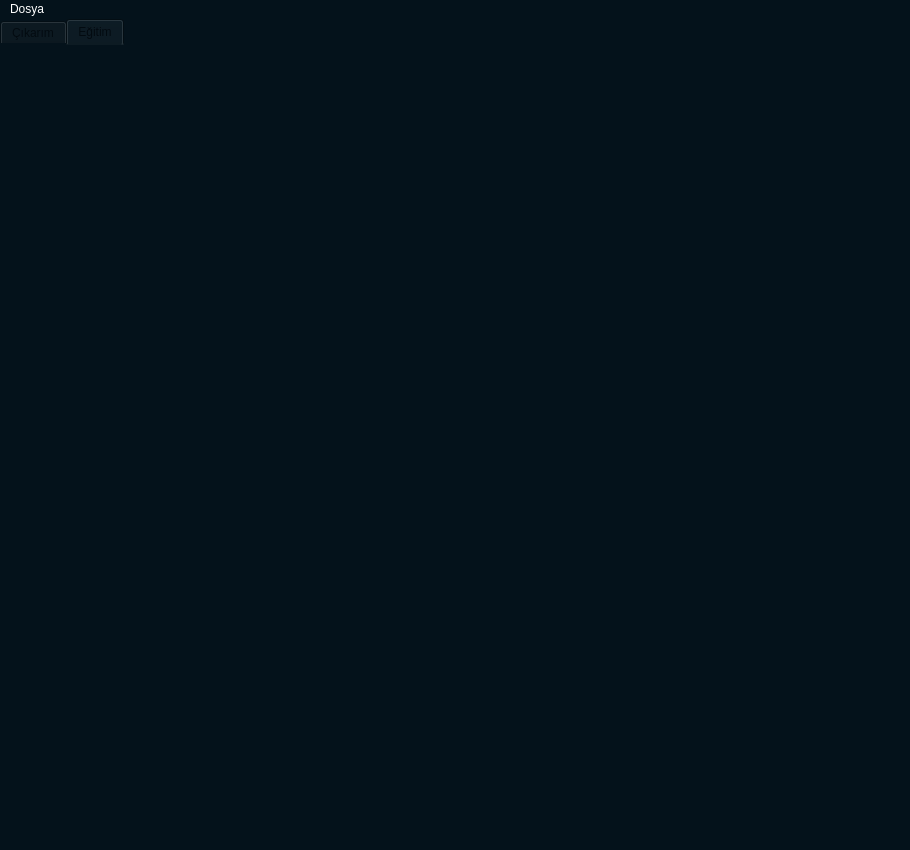
First picture: the form in ui/den.ui, repository Efekanw/DeepFake-Detection, before the edit.
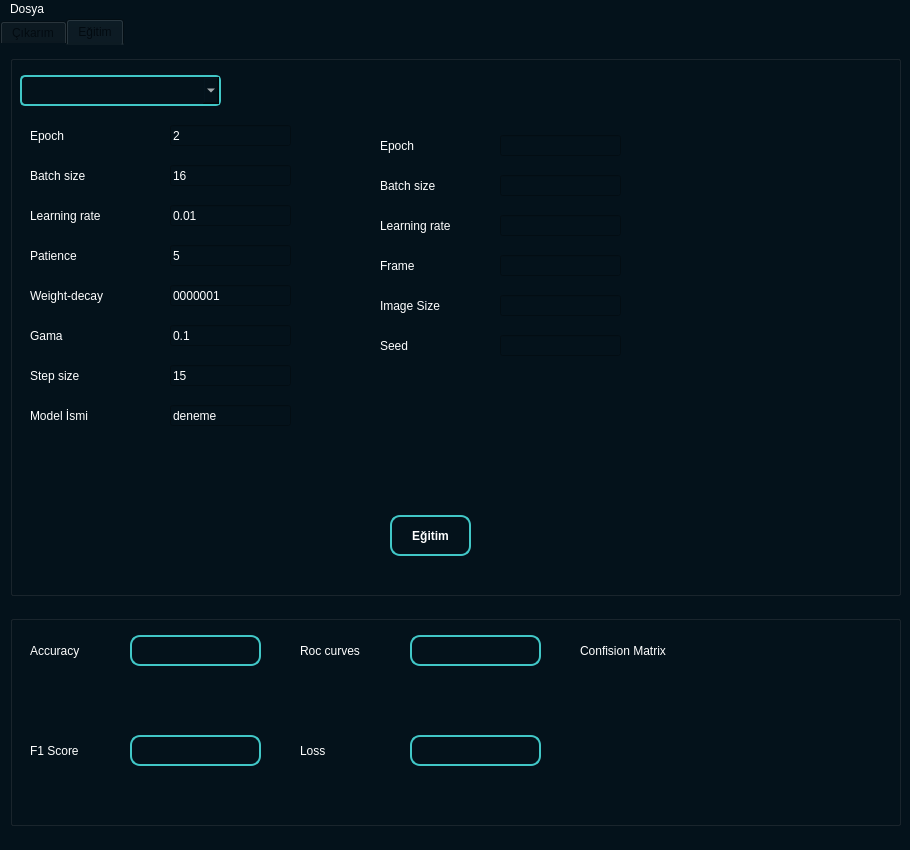
Second picture: the form after the edit. The open tabs and pages were chosen to show the change.

Commit message: Eğitim sekmesi eklendi

```diff
--- a/ui/den.ui
+++ b/ui/den.ui
@@ -647,6 +647,738 @@
      <attribute name="title">
       <string>Eğitim</string>
      </attribute>
+     <widget class="QGroupBox" name="groupBox">
+      <property name="geometry">
+       <rect>
+        <x>10</x>
+        <y>10</y>
+        <width>891</width>
+        <height>541</height>
+       </rect>
+      </property>
+      <property name="title">
+       <string/>
+      </property>
+      <widget class="QLabel" name="labelEpochViT">
+       <property name="geometry">
+        <rect>
+         <x>20</x>
+         <y>70</y>
+         <width>91</width>
+         <height>21</height>
+        </rect>
+       </property>
+       <property name="styleSheet">
+        <string notr="true">color: rgb(255, 255, 255);</string>
+       </property>
+       <property name="text">
+        <string>Epoch</string>
+       </property>
+      </widget>
+      <widget class="QLabel" name="labelPatienceViT">
+       <property name="geometry">
+        <rect>
+         <x>20</x>
+         <y>190</y>
+         <width>121</width>
+         <height>21</height>
+        </rect>
+       </property>
+       <property name="styleSheet">
+        <string notr="true">color: rgb(255, 255, 255);</string>
+       </property>
+       <property name="text">
+        <string>Patience</string>
+       </property>
+      </widget>
+      <widget class="QComboBox" name="comboBoxModels">
+       <property name="geometry">
+        <rect>
+         <x>10</x>
+         <y>20</y>
+         <width>201</width>
+         <height>31</height>
+        </rect>
+       </property>
+       <property name="styleSheet">
+        <string notr="true">color: rgb(255, 255, 255);
+border: 2px solid;
+padding: 5px;
+border-radius: 5px;
+opacity: 200;
+border-color: rgb(65, 199, 199);</string>
+       </property>
+       <property name="currentText">
+        <string notr="true" comment="Model seç" extracomment="Model seç"/>
+       </property>
+       <item>
+        <property name="text">
+         <string/>
+        </property>
+       </item>
+       <item>
+        <property name="text">
+         <string>Conv. Cross ViT EfficientNet B0</string>
+        </property>
+       </item>
+       <item>
+        <property name="text">
+         <string>Selim EfficientNet B7</string>
+        </property>
+       </item>
+      </widget>
+      <widget class="QPushButton" name="pushButtonEgitim">
+       <property name="geometry">
+        <rect>
+         <x>380</x>
+         <y>460</y>
+         <width>81</width>
+         <height>41</height>
+        </rect>
+       </property>
+       <property name="font">
+        <font>
+         <weight>75</weight>
+         <bold>true</bold>
+        </font>
+       </property>
+       <property name="cursor">
+        <cursorShape>PointingHandCursor</cursorShape>
+       </property>
+       <property name="styleSheet">
+        <string notr="true">color: rgb(255, 255, 255);
+border: 2px solid;
+padding: 5px;
+border-radius: 10px;
+opacity: 200;
+border-color: rgb(65, 199, 199);</string>
+       </property>
+       <property name="text">
+        <string>Eğitim</string>
+       </property>
+      </widget>
+      <widget class="QLabel" name="labelSeedSelim">
+       <property name="geometry">
+        <rect>
+         <x>370</x>
+         <y>280</y>
+         <width>91</width>
+         <height>21</height>
+        </rect>
+       </property>
+       <property name="styleSheet">
+        <string notr="true">color: rgb(255, 255, 255);</string>
+       </property>
+       <property name="text">
+        <string>Seed</string>
+       </property>
+      </widget>
+      <widget class="QLabel" name="labelBatchViT">
+       <property name="geometry">
+        <rect>
+         <x>20</x>
+         <y>110</y>
+         <width>131</width>
+         <height>21</height>
+        </rect>
+       </property>
+       <property name="styleSheet">
+        <string notr="true">color: rgb(255, 255, 255);</string>
+       </property>
+       <property name="text">
+        <string>Batch size</string>
+       </property>
+      </widget>
+      <widget class="QLabel" name="labelImageSizeSelim">
+       <property name="geometry">
+        <rect>
+         <x>370</x>
+         <y>240</y>
+         <width>91</width>
+         <height>21</height>
+        </rect>
+       </property>
+       <property name="styleSheet">
+        <string notr="true">color: rgb(255, 255, 255);</string>
+       </property>
+       <property name="text">
+        <string>Image Size</string>
+       </property>
+      </widget>
+      <widget class="QLabel" name="labelLearningRateViT">
+       <property name="geometry">
+        <rect>
+         <x>20</x>
+         <y>150</y>
+         <width>131</width>
+         <height>21</height>
+        </rect>
+       </property>
+       <property name="styleSheet">
+        <string notr="true">color: rgb(255, 255, 255);</string>
+       </property>
+       <property name="text">
+        <string>Learning rate</string>
+       </property>
+      </widget>
+      <widget class="QLabel" name="labelWeightDecayViT">
+       <property name="geometry">
+        <rect>
+         <x>20</x>
+         <y>230</y>
+         <width>131</width>
+         <height>21</height>
+        </rect>
+       </property>
+       <property name="styleSheet">
+        <string notr="true">color: rgb(255, 255, 255);</string>
+       </property>
+       <property name="text">
+        <string>Weight-decay</string>
+       </property>
+      </widget>
+      <widget class="QLabel" name="labelGamaViT">
+       <property name="geometry">
+        <rect>
+         <x>20</x>
+         <y>270</y>
+         <width>131</width>
+         <height>21</height>
+        </rect>
+       </property>
+       <property name="styleSheet">
+        <string notr="true">color: rgb(255, 255, 255);</string>
+       </property>
+       <property name="text">
+        <string>Gama</string>
+       </property>
+      </widget>
+      <widget class="QLabel" name="labelStepSizeViT">
+       <property name="geometry">
+        <rect>
+         <x>20</x>
+         <y>310</y>
+         <width>131</width>
+         <height>21</height>
+        </rect>
+       </property>
+       <property name="styleSheet">
+        <string notr="true">color: rgb(255, 255, 255);</string>
+       </property>
+       <property name="text">
+        <string>Step size</string>
+       </property>
+      </widget>
+      <widget class="QLabel" name="labelBatchSelim">
+       <property name="geometry">
+        <rect>
+         <x>370</x>
+         <y>120</y>
+         <width>91</width>
+         <height>21</height>
+        </rect>
+       </property>
+       <property name="styleSheet">
+        <string notr="true">color: rgb(255, 255, 255);</string>
+       </property>
+       <property name="text">
+        <string>Batch size</string>
+       </property>
+      </widget>
+      <widget class="QLabel" name="labelEpochSelim">
+       <property name="geometry">
+        <rect>
+         <x>370</x>
+         <y>80</y>
+         <width>91</width>
+         <height>21</height>
+        </rect>
+       </property>
+       <property name="styleSheet">
+        <string notr="true">color: rgb(255, 255, 255);</string>
+       </property>
+       <property name="text">
+        <string>Epoch</string>
+       </property>
+      </widget>
+      <widget class="QLabel" name="labelLearningRateSelim">
+       <property name="geometry">
+        <rect>
+         <x>370</x>
+         <y>160</y>
+         <width>91</width>
+         <height>21</height>
+        </rect>
+       </property>
+       <property name="styleSheet">
+        <string notr="true">color: rgb(255, 255, 255);</string>
+       </property>
+       <property name="text">
+        <string>Learning rate</string>
+       </property>
+      </widget>
+      <widget class="QLabel" name="labelFrameSelim">
+       <property name="geometry">
+        <rect>
+         <x>370</x>
+         <y>200</y>
+         <width>91</width>
+         <height>21</height>
+        </rect>
+       </property>
+       <property name="styleSheet">
+        <string notr="true">color: rgb(255, 255, 255);</string>
+       </property>
+       <property name="text">
+        <string>Frame</string>
+       </property>
+      </widget>
+      <widget class="QLineEdit" name="lineEditEpochViT">
+       <property name="geometry">
+        <rect>
+         <x>160</x>
+         <y>70</y>
+         <width>121</width>
+         <height>21</height>
+        </rect>
+       </property>
+       <property name="styleSheet">
+        <string notr="true">color: rgb(255, 255, 255);
+</string>
+       </property>
+       <property name="text">
+        <string>2</string>
+       </property>
+      </widget>
+      <widget class="QLineEdit" name="lineEditPatienceViT">
+       <property name="geometry">
+        <rect>
+         <x>160</x>
+         <y>190</y>
+         <width>121</width>
+         <height>21</height>
+        </rect>
+       </property>
+       <property name="styleSheet">
+        <string notr="true">color: rgb(255, 255, 255);
+</string>
+       </property>
+       <property name="text">
+        <string>5</string>
+       </property>
+      </widget>
+      <widget class="QLineEdit" name="lineEditBatchViT">
+       <property name="geometry">
+        <rect>
+         <x>160</x>
+         <y>110</y>
+         <width>121</width>
+         <height>21</height>
+        </rect>
+       </property>
+       <property name="styleSheet">
+        <string notr="true">color: rgb(255, 255, 255);
+</string>
+       </property>
+       <property name="text">
+        <string>16</string>
+       </property>
+      </widget>
+      <widget class="QLineEdit" name="lineEditLearningRateViT">
+       <property name="geometry">
+        <rect>
+         <x>160</x>
+         <y>150</y>
+         <width>121</width>
+         <height>21</height>
+        </rect>
+       </property>
+       <property name="styleSheet">
+        <string notr="true">color: rgb(255, 255, 255);
+</string>
+       </property>
+       <property name="text">
+        <string>0.01</string>
+       </property>
+      </widget>
+      <widget class="QLineEdit" name="lineEditWeightDecayViT">
+       <property name="geometry">
+        <rect>
+         <x>160</x>
+         <y>230</y>
+         <width>121</width>
+         <height>21</height>
+        </rect>
+       </property>
+       <property name="styleSheet">
+        <string notr="true">color: rgb(255, 255, 255);
+</string>
+       </property>
+       <property name="text">
+        <string>0000001</string>
+       </property>
+      </widget>
+      <widget class="QLineEdit" name="lineEditGamaViT">
+       <property name="geometry">
+        <rect>
+         <x>160</x>
+         <y>270</y>
+         <width>121</width>
+         <height>21</height>
+        </rect>
+       </property>
+       <property name="styleSheet">
+        <string notr="true">color: rgb(255, 255, 255);
+</string>
+       </property>
+       <property name="text">
+        <string>0.1</string>
+       </property>
+      </widget>
+      <widget class="QLineEdit" name="lineEditStepSizeViT">
+       <property name="geometry">
+        <rect>
+         <x>160</x>
+         <y>310</y>
+         <width>121</width>
+         <height>21</height>
+        </rect>
+       </property>
+       <property name="styleSheet">
+        <string notr="true">color: rgb(255, 255, 255);
+</string>
+       </property>
+       <property name="text">
+        <string>15</string>
+       </property>
+      </widget>
+      <widget class="QLineEdit" name="lineEditSeedSelim">
+       <property name="geometry">
+        <rect>
+         <x>490</x>
+         <y>280</y>
+         <width>121</width>
+         <height>21</height>
+        </rect>
+       </property>
+       <property name="styleSheet">
+        <string notr="true">color: rgb(255, 255, 255);
+</string>
+       </property>
+      </widget>
+      <widget class="QLineEdit" name="lineEditBatchSelim">
+       <property name="geometry">
+        <rect>
+         <x>490</x>
+         <y>120</y>
+         <width>121</width>
+         <height>21</height>
+        </rect>
+       </property>
+       <property name="styleSheet">
+        <string notr="true">color: rgb(255, 255, 255);
+</string>
+       </property>
+      </widget>
+      <widget class="QLineEdit" name="lineEditImageSizeSelim">
+       <property name="geometry">
+        <rect>
+         <x>490</x>
+         <y>240</y>
+         <width>121</width>
+         <height>21</height>
+        </rect>
+       </property>
+       <property name="styleSheet">
+        <string notr="true">color: rgb(255, 255, 255);
+</string>
+       </property>
+      </widget>
+      <widget class="QLineEdit" name="lineEditEpochSelim">
+       <property name="geometry">
+        <rect>
+         <x>490</x>
+         <y>80</y>
+         <width>121</width>
+         <height>21</height>
+        </rect>
+       </property>
+       <property name="styleSheet">
+        <string notr="true">color: rgb(255, 255, 255);
+</string>
+       </property>
+      </widget>
+      <widget class="QLineEdit" name="lineEditFrameSelim">
+       <property name="geometry">
+        <rect>
+         <x>490</x>
+         <y>200</y>
+         <width>121</width>
+         <height>21</height>
+        </rect>
+       </property>
+       <property name="styleSheet">
+        <string notr="true">color: rgb(255, 255, 255);
+</string>
+       </property>
+      </widget>
+      <widget class="QLineEdit" name="lineEditLearningRateSelim">
+       <property name="geometry">
+        <rect>
+         <x>490</x>
+         <y>160</y>
+         <width>121</width>
+         <height>21</height>
+        </rect>
+       </property>
+       <property name="styleSheet">
+        <string notr="true">color: rgb(255, 255, 255);
+</string>
+       </property>
+      </widget>
+      <widget class="QLabel" name="labelModelName">
+       <property name="geometry">
+        <rect>
+         <x>20</x>
+         <y>350</y>
+         <width>131</width>
+         <height>21</height>
+        </rect>
+       </property>
+       <property name="styleSheet">
+        <string notr="true">color: rgb(255, 255, 255);</string>
+       </property>
+       <property name="text">
+        <string>Model İsmi</string>
+       </property>
+      </widget>
+      <widget class="QLineEdit" name="lineEditModelName">
+       <property name="geometry">
+        <rect>
+         <x>160</x>
+         <y>350</y>
+         <width>121</width>
+         <height>21</height>
+        </rect>
+       </property>
+       <property name="styleSheet">
+        <string notr="true">color: rgb(255, 255, 255);
+</string>
+       </property>
+       <property name="text">
+        <string>deneme</string>
+       </property>
+      </widget>
+     </widget>
+     <widget class="QGroupBox" name="groupBox_2">
+      <property name="geometry">
+       <rect>
+        <x>10</x>
+        <y>570</y>
+        <width>891</width>
+        <height>211</height>
+       </rect>
+      </property>
+      <property name="title">
+       <string/>
+      </property>
+      <widget class="QLabel" name="labelAccuracy">
+       <property name="geometry">
+        <rect>
+         <x>20</x>
+         <y>20</y>
+         <width>91</width>
+         <height>31</height>
+        </rect>
+       </property>
+       <property name="styleSheet">
+        <string notr="true">color: rgb(255, 255, 255);</string>
+       </property>
+       <property name="text">
+        <string>Accuracy</string>
+       </property>
+      </widget>
+      <widget class="QLabel" name="labelF1Score">
+       <property name="geometry">
+        <rect>
+         <x>20</x>
+         <y>120</y>
+         <width>91</width>
+         <height>31</height>
+        </rect>
+       </property>
+       <property name="styleSheet">
+        <string notr="true">color: rgb(255, 255, 255);</string>
+       </property>
+       <property name="text">
+        <string>F1 Score</string>
+       </property>
+      </widget>
+      <widget class="QLabel" name="labelLoss">
+       <property name="geometry">
+        <rect>
+         <x>290</x>
+         <y>120</y>
+         <width>91</width>
+         <height>31</height>
+        </rect>
+       </property>
+       <property name="styleSheet">
+        <string notr="true">color: rgb(255, 255, 255);</string>
+       </property>
+       <property name="text">
+        <string>Loss</string>
+       </property>
+      </widget>
+      <widget class="QLabel" name="labelRocCurves">
+       <property name="geometry">
+        <rect>
+         <x>290</x>
+         <y>20</y>
+         <width>91</width>
+         <height>31</height>
+        </rect>
+       </property>
+       <property name="styleSheet">
+        <string notr="true">color: rgb(255, 255, 255);</string>
+       </property>
+       <property name="text">
+        <string>Roc curves</string>
+       </property>
+      </widget>
+      <widget class="QLabel" name="labelConfisionMatrix">
+       <property name="geometry">
+        <rect>
+         <x>570</x>
+         <y>20</y>
+         <width>91</width>
+         <height>31</height>
+        </rect>
+       </property>
+       <property name="styleSheet">
+        <string notr="true">color: rgb(255, 255, 255);</string>
+       </property>
+       <property name="text">
+        <string>Confision Matrix</string>
+       </property>
+      </widget>
+      <widget class="QLabel" name="labelAccuracySonuc">
+       <property name="enabled">
+        <bool>true</bool>
+       </property>
+       <property name="geometry">
+        <rect>
+         <x>120</x>
+         <y>20</y>
+         <width>131</width>
+         <height>31</height>
+        </rect>
+       </property>
+       <property name="font">
+        <font>
+         <pointsize>7</pointsize>
+        </font>
+       </property>
+       <property name="styleSheet">
+        <string notr="true">color: rgb(255, 255, 255);
+border: 2px solid;
+padding: 5px;
+border-radius: 10px;
+opacity: 200;
+border-color: rgb(65, 199, 199);</string>
+       </property>
+       <property name="text">
+        <string/>
+       </property>
+      </widget>
+      <widget class="QLabel" name="labelF1ScoreSonuc">
+       <property name="enabled">
+        <bool>true</bool>
+       </property>
+       <property name="geometry">
+        <rect>
+         <x>120</x>
+         <y>120</y>
+         <width>131</width>
+         <height>31</height>
+        </rect>
+       </property>
+       <property name="font">
+        <font>
+         <pointsize>7</pointsize>
+        </font>
+       </property>
+       <property name="styleSheet">
+        <string notr="true">color: rgb(255, 255, 255);
+border: 2px solid;
+padding: 5px;
+border-radius: 10px;
+opacity: 200;
+border-color: rgb(65, 199, 199);</string>
+       </property>
+       <property name="text">
+        <string/>
+       </property>
+      </widget>
+      <widget class="QLabel" name="labelRocCurvesSonuc">
+       <property name="enabled">
+        <bool>true</bool>
+       </property>
+       <property name="geometry">
+        <rect>
+         <x>400</x>
+         <y>20</y>
+         <width>131</width>
+         <height>31</height>
+        </rect>
+       </property>
+       <property name="font">
+        <font>
+         <pointsize>7</pointsize>
+        </font>
+       </property>
+       <property name="styleSheet">
+        <string notr="true">color: rgb(255, 255, 255);
+border: 2px solid;
+padding: 5px;
+border-radius: 10px;
+opacity: 200;
+border-color: rgb(65, 199, 199);</string>
+       </property>
+       <property name="text">
+        <string/>
+       </property>
+      </widget>
+      <widget class="QLabel" name="labelLossSonuc">
+       <property name="enabled">
+        <bool>true</bool>
+       </property>
+       <property name="geometry">
+        <rect>
+         <x>400</x>
+         <y>120</y>
+         <width>131</width>
+         <height>31</height>
+        </rect>
+       </property>
+       <property name="font">
+        <font>
+         <pointsize>7</pointsize>
+        </font>
+       </property>
+       <property name="styleSheet">
+        <string notr="true">color: rgb(255, 255, 255);
+border: 2px solid;
+padding: 5px;
+border-radius: 10px;
+opacity: 200;
+border-color: rgb(65, 199, 199);</string>
+       </property>
+       <property name="text">
+        <string/>
+       </property>
+      </widget>
+     </widget>
     </widget>
    </widget>
   </widget>
```
Left out of the diff: 26 changed lines with no effect on the pictures. The commit also changes 7 other files.
